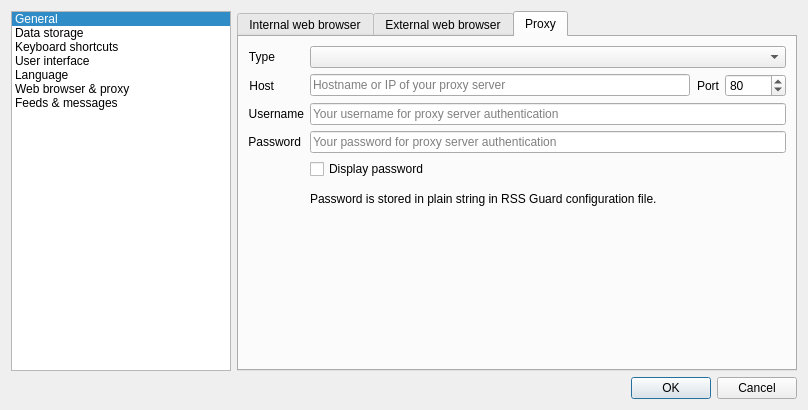
martinrotter/rssguard, file src/gui/formsettings.ui: the form before one commit.
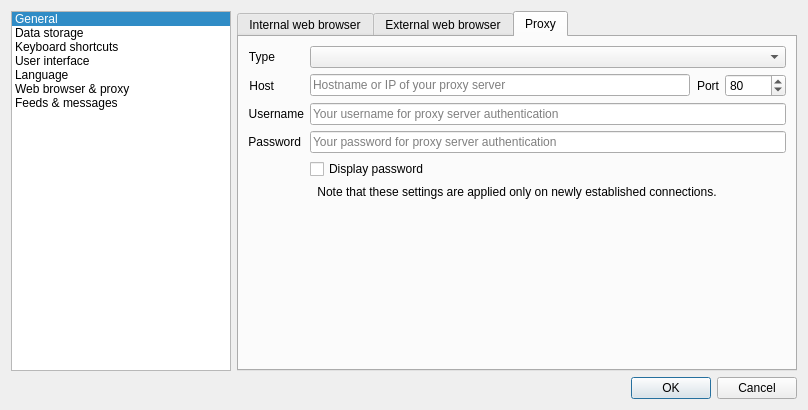
The form after the commit. The open tabs and pages were chosen to show the change. Custom widgets are drawn as their Qt base class.

Commit message: Added "system" proxy option.

```diff
--- a/src/gui/formsettings.ui
+++ b/src/gui/formsettings.ui
@@ -916,10 +916,13 @@
              </property>
             </widget>
            </item>
-           <item row="5" column="1">
+           <item row="5" column="0" colspan="2">
             <widget class="QLabel" name="m_lblProxyInfo">
              <property name="text">
-              <string>Password is stored in plain string in RSS Guard configuration file.</string>
+              <string>Note that these settings are applied only on newly established connections.</string>
+             </property>
+             <property name="alignment">
+              <set>Qt::AlignCenter</set>
              </property>
              <property name="wordWrap">
               <bool>true</bool>
```
Left out of the diff: 10 changed lines with no effect on the pictures. The commit also changes 2 other files.
